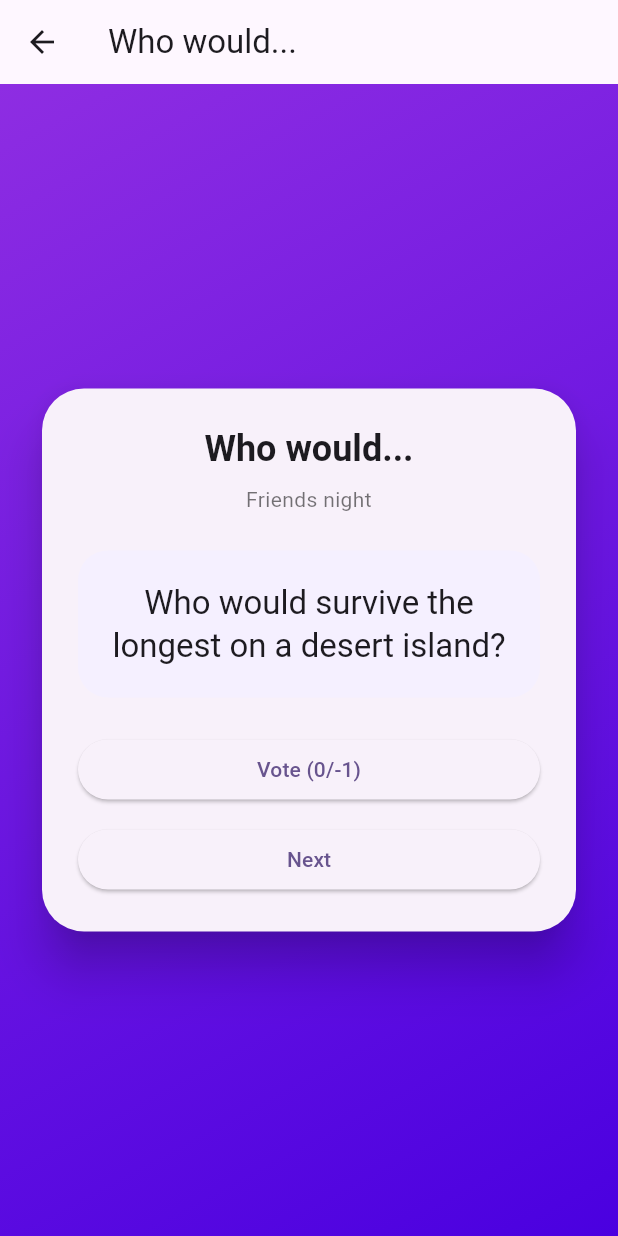
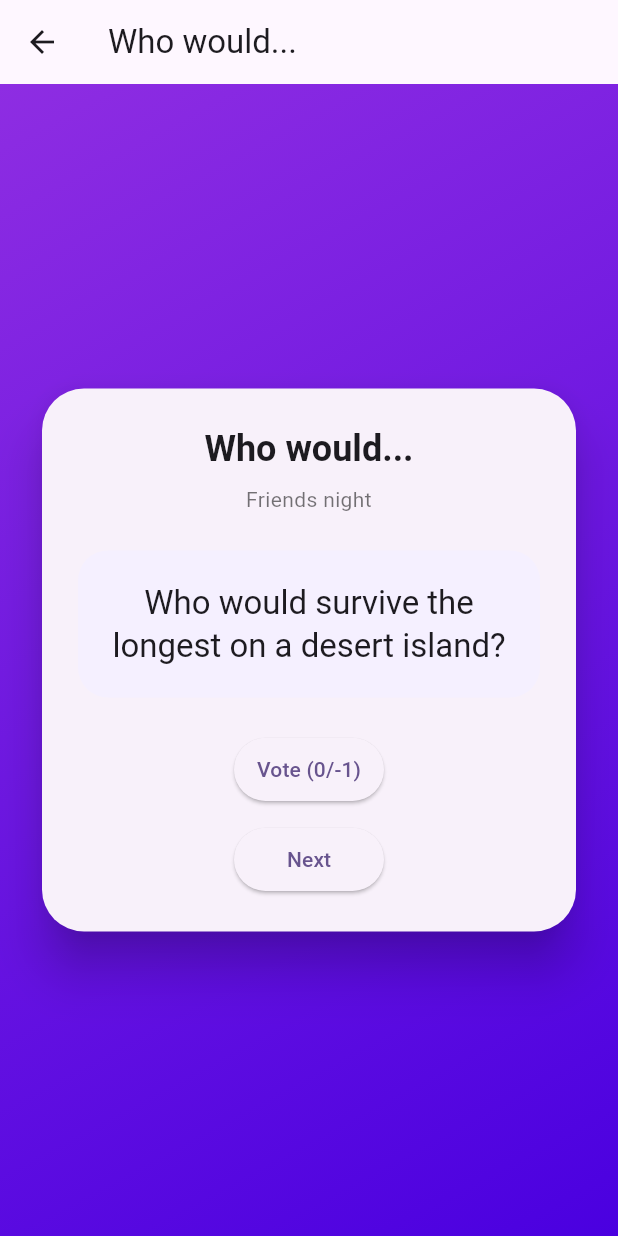
Before and after one commit to Walie-Matthieu/West-Fun, a Flutter app: the GameplayScreen screen opened directly with empty values, on a phone screen of 412 x 824 dp. Run offline on Flutter 3.47's test engine with Material 3 defaults, Android fonts, the phone set to English and light mode, and no system bars.

Commit message:
feat: Improve button styling and layout for voting and next actions in gameplay screen

```diff
--- a/lib/screens/gameplay_screen.dart
+++ b/lib/screens/gameplay_screen.dart
@@ -152,12 +152,32 @@ class _GameplayScreenState extends State<GameplayScreen> {
                           ),
                         ),
                         const SizedBox(height: 24),
-                        ElevatedButton(
+                        Align(
+                          alignment: Alignment.center,
+                          child: SizedBox(
+                            width: 100, // Taille du bouton "Vote" dans l'écran de jeu
+                            child: ElevatedButton(
+                              style: ElevatedButton.styleFrom(
+                                minimumSize: const Size(0, 42),
+                                padding: const EdgeInsets.symmetric(vertical: 10),
+                                textStyle: Theme.of(context).textTheme.titleSmall,
+                              ),
                               onPressed: _openVoteDialog,
                               child: Text('${t.vote} ($_agreeVotes/$voterCount)'),
                             ),
+                          ),
+                        ),
                         const SizedBox(height: 12),
-                        ElevatedButton(
+                        Align(
+                          alignment: Alignment.center,
+                          child: SizedBox(
+                            width: 100, // Taille du bouton "Next" dans l'écran de jeu
+                            child: ElevatedButton(
+                              style: ElevatedButton.styleFrom(
+                                minimumSize: const Size(0, 42),
+                                padding: const EdgeInsets.symmetric(vertical: 10),
+                                textStyle: Theme.of(context).textTheme.titleSmall,
+                              ),
                               onPressed: () {
                                 _engine.applyVote(
                                     agreeVotes: _agreeVotes,
@@ -177,6 +197,8 @@ class _GameplayScreenState extends State<GameplayScreen> {
                               },
                               child: Text(t.next),
                             ),
+                          ),
+                        ),
                       ],
                     ),
                   ),
```
Lines whose indentation alone changed are shown as unchanged.
